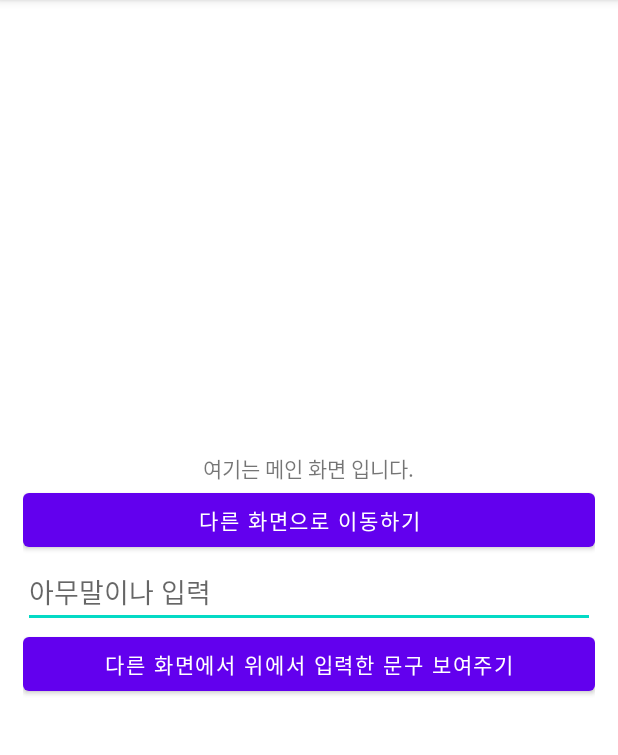
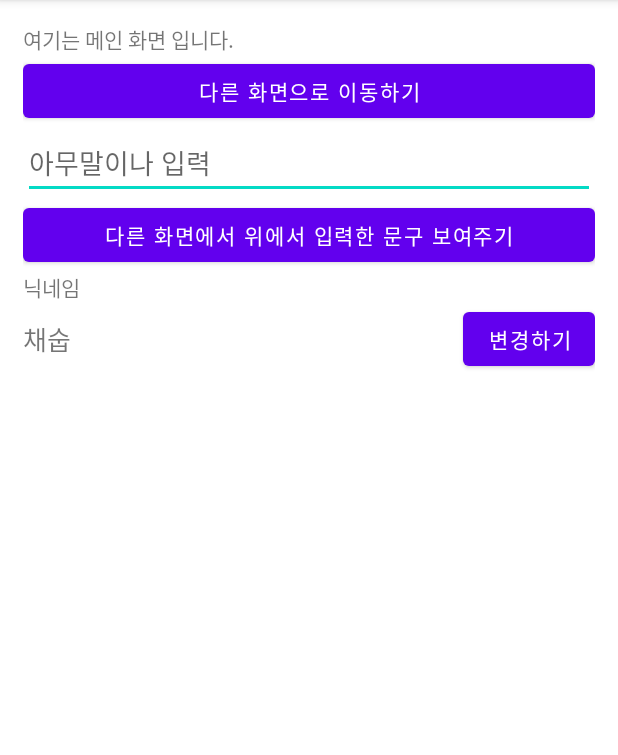
Before and after one commit to soobin519/MyApplication_20220516, an Android app: the screen it shows after launch (MainActivity), on a phone screen of 412 x 824 dp, the part 84-839 px from its top. Run offline under Robolectric (Android 15) with nearby library versions, the phone set to English and light mode, and no system bars.

Commit message:
intent 3 : 닉네임 표시 화면(기본ui그리기)

```diff
--- a/app/src/main/res/layout/activity_main.xml
+++ b/app/src/main/res/layout/activity_main.xml
@@ -5,7 +5,6 @@
     android:layout_width="match_parent"
     android:layout_height="match_parent"
     android:orientation="vertical"
-    android:gravity="center"
     android:padding="15dp"
     tools:context=".MainActivity">
 
@@ -32,6 +31,33 @@
         android:layout_height="wrap_content"
         android:text="다른 화면에서 위에서 입력한 문구 보여주기"/>
 
+    <TextView
+        android:layout_width="wrap_content"
+        android:layout_height="wrap_content"
+        android:text="닉네임"/>
+
+    <LinearLayout
+        android:layout_width="match_parent"
+        android:layout_height="wrap_content"
+        android:orientation="horizontal"
+        android:gravity="center_vertical">
+
+        <TextView
+            android:id="@+id/txtNickname"
+            android:layout_width="0dp"
+            android:layout_height="wrap_content"
+            android:text="채숩"
+            android:layout_weight="1"
+            android:textSize="17sp"/>
+
+        <Button
+            android:id="@+id/btnEditNickname"
+            android:layout_width="wrap_content"
+            android:layout_height="wrap_content"
+            android:text="변경하기"/>
+
+    </LinearLayout>
+
 
 
 </LinearLayout>
```
